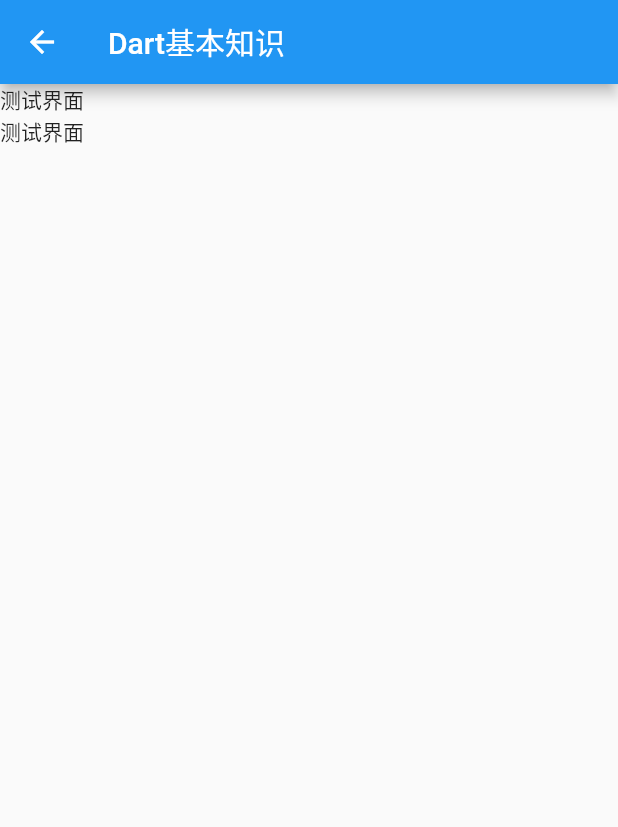
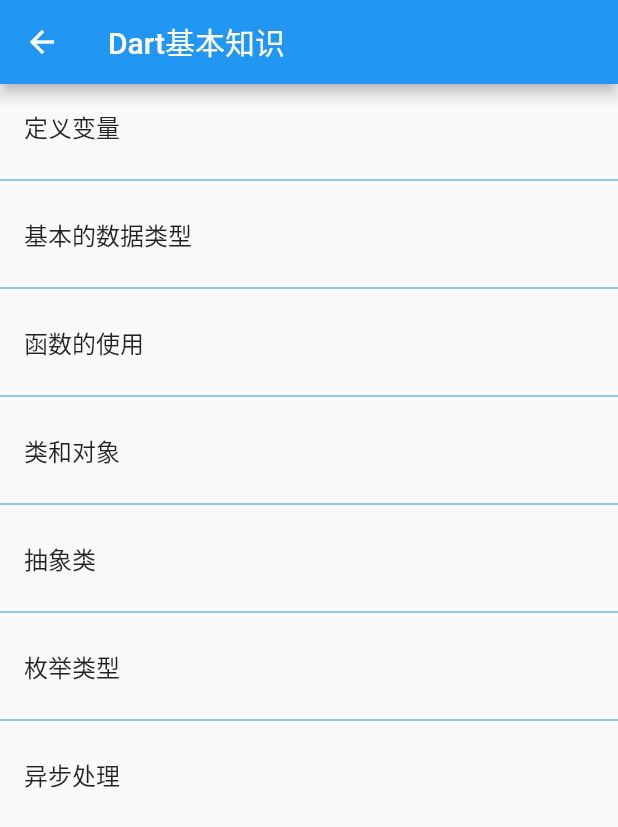
Before and after one commit to yangxinliang/flutter_app_demo, a Flutter app: the DemoDart screen opened by its route, on a phone screen of 412 x 824 dp. Shown: the top 827 px of the screen. Run offline on Flutter 3.47's test engine with Material 2 defaults, Android fonts, the phone set to English and light mode, and no system bars.

Commit message:
提交： 增加功能

```diff
--- a/flutter_app/lib/dart_page.dart
+++ b/flutter_app/lib/dart_page.dart
@@ -10,18 +10,32 @@
 }
 
 class _DemoDartState extends State<DemoDart> {
+  List _dartList = ["定义变量", "基本的数据类型", "函数的使用", "类和对象", "抽象类", "枚举类型", "异步处理"];
+
   @override
   Widget build(BuildContext context) {
     return Scaffold(
         appBar: new AppBar(
           title: Text("Dart基本知识"),
         ),
-        body: Column(
-          crossAxisAlignment: CrossAxisAlignment.center,
-          children: <Widget>[
-            Text("测试界面"),
-            Text("测试界面"),
-          ],
-        ));
+        body: ListView.separated(
+          itemCount: _dartList.length,
+          itemBuilder: (BuildContext context, int index) {
+            return ListTile(
+              title: Text(_dartList[index]),
+              onTap: () {
+                print("$index");
+              },
+            );
+          },
+          //分割器构造器
+          separatorBuilder: (BuildContext context, int index) {
+            return Divider(
+              color: Colors.blue,
+            );
+          },
+        )
+
+    );
   }
 }
```
Also changed, not shown: flutter_app/lib/widget_page.dart (+23 -5 lines).
